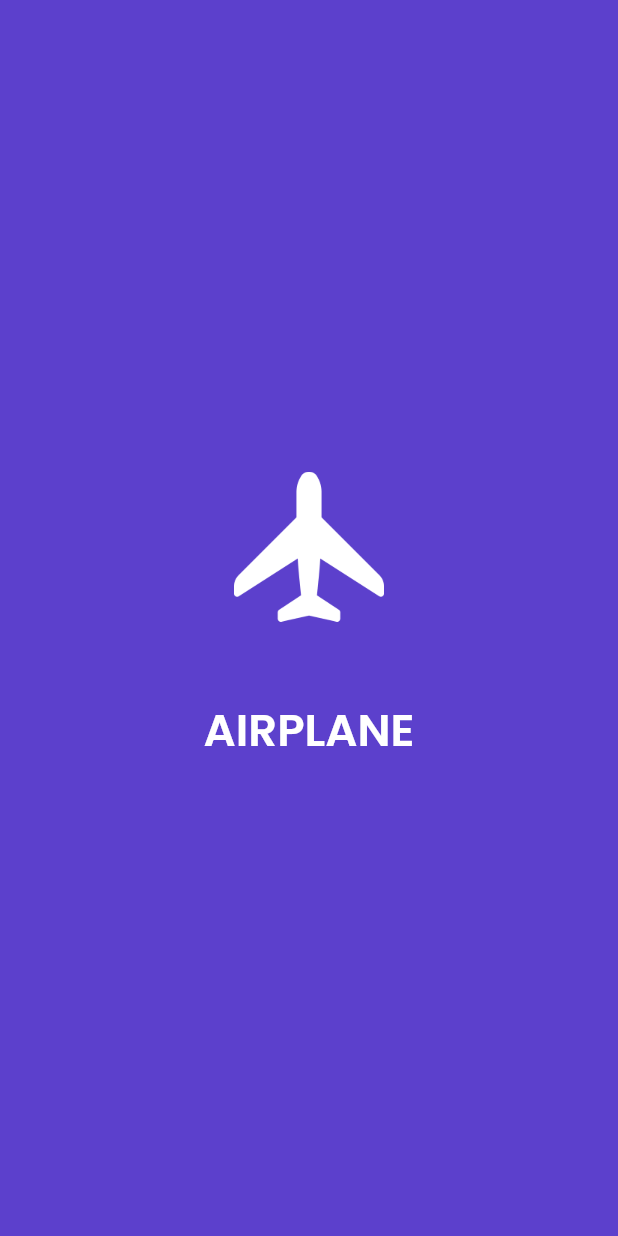
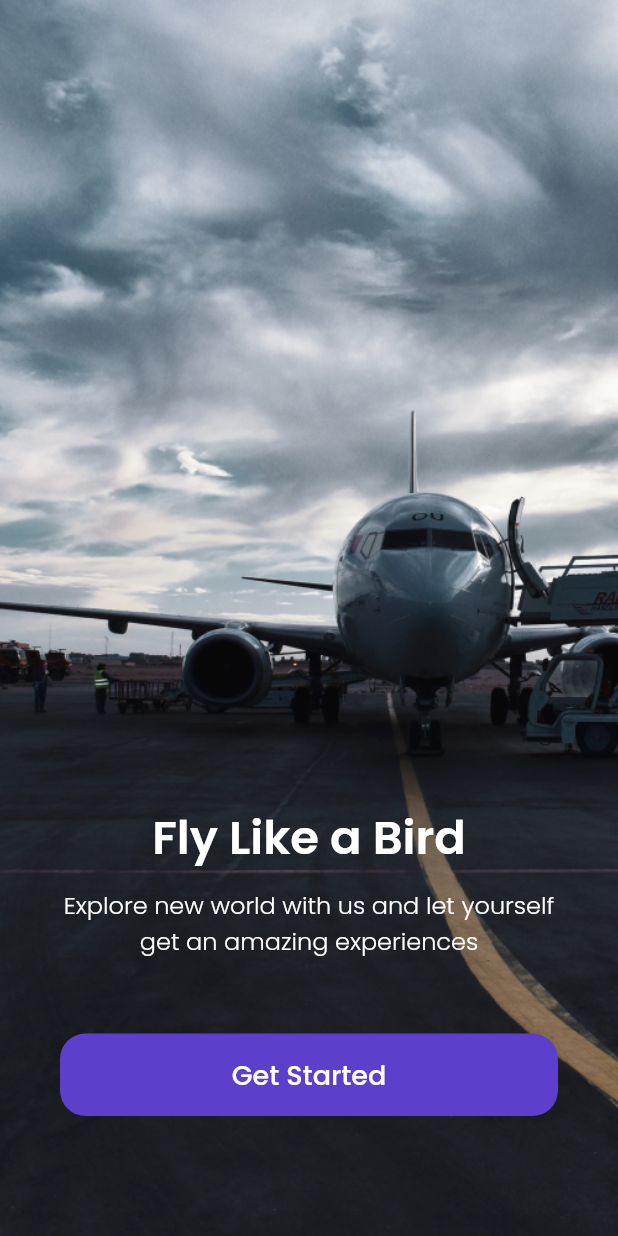
Before and after one commit to rafliandreansyah/airplane_ticket, a Flutter app: the screen it shows after launch, on a phone screen of 412 x 824 dp. Run offline on Flutter 3.47's test engine with Material 2 defaults, Android fonts, the light colour scheme and no system bars; our stand-ins replace google_fonts.

Commit message:
[NEW] - Create new (Get Started) Page

```diff
--- /dev/null
+++ b/lib/ui/pages/get_started_page.dart
@@ -0,0 +1,85 @@
+import 'package:airplane_ticket/shared/theme.dart';
+import 'package:flutter/material.dart';
+
+class GetStartedPage extends StatelessWidget {
+  const GetStartedPage({super.key});
+
+  @override
+  Widget build(BuildContext context) {
+    var size = MediaQuery.of(context).size;
+
+    var width = size.width / 1.2;
+
+    return Scaffold(
+      body: Stack(children: [
+        Container(
+          width: double.infinity,
+          height: double.infinity,
+          decoration: const BoxDecoration(
+            image: DecorationImage(
+              image: AssetImage('assets/images/img_get_started.png'),
+              fit: BoxFit.cover,
+            ),
+          ),
+          child: Padding(
+            padding: const EdgeInsets.only(
+              bottom: 80,
+              left: 40,
+              right: 40,
+            ),
+            child: Column(
+              mainAxisAlignment: MainAxisAlignment.end,
+              children: [
+                Text(
+                  'Fly Like a Bird',
+                  style: whiteText.copyWith(
+                    fontSize: 31,
+                    fontWeight: fontWeightSemiBold,
+                  ),
+                ),
+                const SizedBox(
+                  height: 10,
+                ),
+                Text(
+                  'Explore new world with us and let yourself get an amazing experiences',
+                  style: whiteText.copyWith(
+                    fontSize: 16,
+                    fontWeight: fontWeightLight,
+                  ),
+                  textAlign: TextAlign.center,
+                ),
+                InkWell(
+                  child: Container(
+                    width: width,
+                    margin: const EdgeInsets.only(
+                      top: 50,
+                    ),
+                    decoration: BoxDecoration(
+                      color: colorPrimary,
+                      borderRadius: BorderRadius.circular(17),
+                    ),
+                    child: Padding(
+                      padding: const EdgeInsets.symmetric(
+                        horizontal: 15,
+                        vertical: 14,
+                      ),
+                      child: Text(
+                        'Get Started',
+                        textAlign: TextAlign.center,
+                        style: whiteText.copyWith(
+                          fontSize: 18,
+                          fontWeight: fontWeightMedium,
+                        ),
+                      ),
+                    ),
+                  ),
+                  onTap: () {},
+                )
+              ],
+            ),
+          ),
+        ),
+      ]),
+    );
+  }
+}
--- a/lib/ui/pages/splash_page.dart
+++ b/lib/ui/pages/splash_page.dart
@@ -1,9 +1,33 @@
+import 'dart:async';
+
+import 'package:airplane_ticket/ui/pages/get_started_page.dart';
 import 'package:flutter/material.dart';
+import '../../main.dart';
 import 'package:google_fonts/google_fonts.dart';
 import '../../shared/theme.dart';
 
-class SplashPage extends StatelessWidget {
+class SplashPage extends StatefulWidget {
   const SplashPage({super.key});
+
+  @override
+  State<SplashPage> createState() => _SplashPageState();
+}
+
+class _SplashPageState extends State<SplashPage> {
+  @override
+  void initState() {
+    super.initState();
+
+    Timer(const Duration(seconds: 5), () {
+      Navigator.of(context).pushReplacement(
+        MaterialPageRoute(
+          builder: (ctx) {
+            return const GetStartedPage();
+          },
+        ),
+      );
+    });
+  }
 
   @override
   Widget build(BuildContext context) {
@@ -14,20 +38,22 @@ class SplashPage extends StatelessWidget {
           mainAxisAlignment: MainAxisAlignment.center,
           children: [
             Container(
-                width: 100,
-                height: 100,
-                child: Image.asset('assets/icon/ic_logo.png')),
-            const SizedBox(
-              height: 50,
+              width: 100,
+              height: 100,
+              margin: const EdgeInsets.only(bottom: 50),
+              decoration: const BoxDecoration(
+                image: DecorationImage(
+                  image: AssetImage('assets/icon/ic_logo.png'),
+                ),
+              ),
             ),
             Text(
               'AIRPLANE',
-              style: GoogleFonts.poppins(
-                color: colorWhite,
-                fontSize: 30,
-                fontWeight: FontWeight.w600,
+              style: whiteText.copyWith(
+                fontSize: 32,
+                letterSpacing: 10,
               ),
-            )
+            ),
           ],
         ),
       ),
```
Also changed, not shown: lib/main.dart (+4 -84 lines), 3 other files.
